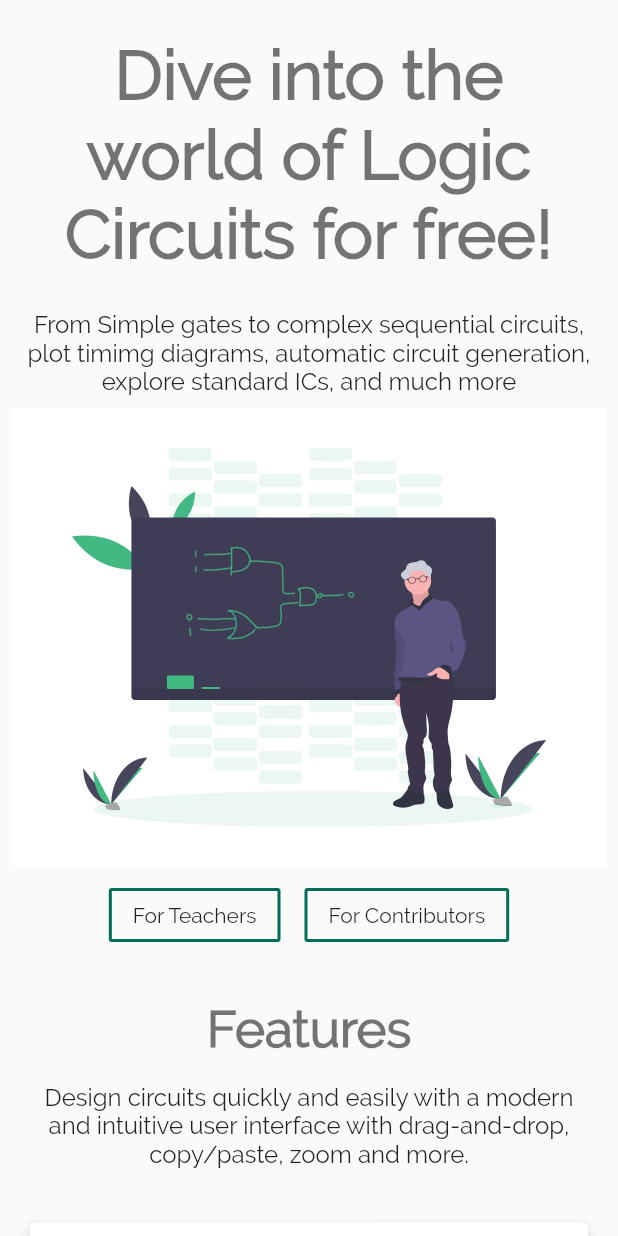
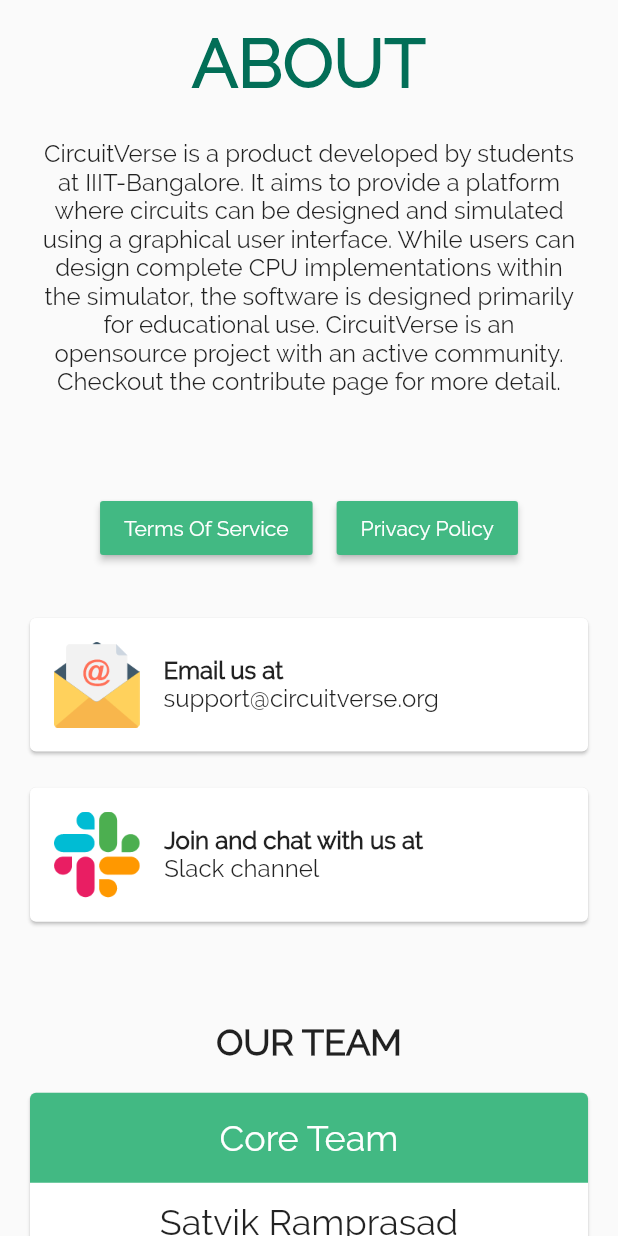
Before and after one commit to Nitish145/CV-Task, a Flutter app: the screen it shows after launch, on a phone screen of 412 x 824 dp. Run offline on Flutter 3.47's test engine with Material 2 defaults, Android fonts, the phone set to English and light mode, and no system bars; our stand-ins replace shared_preferences, timeago, transparent_image.

Commit message:
Adds About Page

```diff
--- /dev/null
+++ b/lib/about_page.dart
@@ -0,0 +1,147 @@
+import 'package:cv_projects_task/components/contribute_card_social.dart';
+import 'package:cv_projects_task/components/team_card.dart';
+import 'package:cv_projects_task/globals.dart';
+import 'package:cv_projects_task/models/team_member_model.dart';
+import 'package:flutter/material.dart';
+
+class AboutPage extends StatefulWidget {
+  @override
+  _AboutPageState createState() => _AboutPageState();
+}
+
+class _AboutPageState extends State<AboutPage> {
+  Widget getHeader() {
+    return Padding(
+      padding: const EdgeInsets.all(16.0),
+      child: Center(
+        child: Column(
+          children: <Widget>[
+            Text(
+              "ABOUT",
+              style: Theme.of(context).textTheme.display2.copyWith(
+                    fontWeight: FontWeight.bold,
+                    color: Theme.of(context).primaryColorDark,
+                  ),
+              textAlign: TextAlign.center,
+            ),
+            Padding(
+              padding: const EdgeInsets.symmetric(horizontal: 8, vertical: 24),
+              child: Text(
+                "CircuitVerse is a product developed by students at IIIT-Bangalore. It aims to provide a platform where circuits can be designed and simulated using a graphical user interface. While users can design complete CPU implementations within the simulator, the software is designed primarily for educational use. CircuitVerse is an opensource project with an active community. Checkout the contribute page for more detail.",
+                style: Theme.of(context).textTheme.subhead,
+                textAlign: TextAlign.center,
+              ),
+            ),
+          ],
+        ),
+      ),
+    );
+  }
+
+  Widget getTosAndPrivacyButtons() {
+    return Padding(
+      padding: const EdgeInsets.symmetric(vertical: 16),
+      child: Row(
+        mainAxisAlignment: MainAxisAlignment.center,
+        children: <Widget>[
+          Padding(
+            padding: const EdgeInsets.all(8.0),
+            child: RaisedButton(
+              child: Text(
+                "Terms Of Service",
+                style: TextStyle(color: Colors.white),
+              ),
+              color: Theme.of(context).primaryColor,
+              onPressed: () {
+                launchURL("https://circuitverse.org/tos");
+              },
+            ),
+          ),
+          Padding(
+            padding: const EdgeInsets.all(8.0),
+            child: RaisedButton(
+              child: Text(
+                "Privacy Policy",
+                style: TextStyle(color: Colors.white),
+              ),
+              color: Theme.of(context).primaryColor,
+              onPressed: () {
+                launchURL("https://circuitverse.org/privacy");
+              },
+            ),
+          ),
+        ],
+      ),
+    );
+  }
+
+  Widget getTeamsHeader() {
+    return Padding(
+      padding: const EdgeInsets.only(top: 54),
+      child: Text(
+        "OUR TEAM",
+        style: Theme.of(context)
+            .textTheme
+            .headline
+            .copyWith(fontWeight: FontWeight.bold),
+      ),
+    );
+  }
+
+  @override
+  Widget build(BuildContext context) {
+    return Scaffold(
+      body: SingleChildScrollView(
+        child: Column(
+          children: <Widget>[
+            getHeader(),
+            getTosAndPrivacyButtons(),
+            ContributeCardSocial(
+              imagePath: "assets/images/contribute/email.png",
+              cardHead: "Email us at",
+              cardDescription: "support@circuitverse.org",
+              url: "mailto:support@circuitverse.org",
+            ),
+            ContributeCardSocial(
+              imagePath: "assets/images/contribute/slack.png",
+              cardHead: "Join and chat with us at",
+              cardDescription: "Slack channel",
+              url:
+                  "https://join.slack.com/t/circuitverse-team/shared_invite/enQtNjc4MzcyNDE5OTA3LTdjYTM5NjFiZWZlZGI2MmU1MmYzYzczNmZlZDg5MjYxYmQ4ODRjMjQxM2UyMWI5ODUzODQzMDU2ZDEzNjI4NmE",
+            ),
+            getTeamsHeader(),
+            TeamCard(
+              teamHeading: "Core Team",
+              teamMembersList: [
+                TeamMemberModel("Satvik Ramprasad", "Product Manager"),
+                TeamMemberModel("Biswesh Mohapatra", "Lead Developer"),
+                TeamMemberModel(
+                    "Aditya Hegde", "SEO and Infrastructure Manager"),
+              ],
+            ),
+            TeamCard(
+              teamHeading: "Extended Team",
+              teamMembersList: [
+                TeamMemberModel("Vibhav Aggarwal", "Module developer"),
+                TeamMemberModel(
+                    "Abhishek Krishna", "UI designer and consultant"),
+                TeamMemberModel(
+                    "Aniruddha Mysore", "UI Designer and consultant"),
+                TeamMemberModel("Shreyas Gupta", "Logo Designer"),
+              ],
+            ),
+            TeamCard(
+              teamHeading: "Mentors",
+              teamMembersList: [
+                TeamMemberModel("Prof. Subhajit Sen", "Domain Expert"),
+                TeamMemberModel("Ramesh Sundararaman", "Brand Advisor"),
+                TeamMemberModel("Vikas Yadav", "Technical Advisor"),
+                TeamMemberModel("Gaurav Koley", "Technical Advisor"),
+              ],
+            ),
+          ],
+        ),
+      ),
+    );
+  }
+}
--- a/lib/components/contribute_card_donate.dart
+++ b/lib/components/contribute_card_donate.dart
@@ -1,5 +1,5 @@
+import 'package:cv_projects_task/globals.dart';
 import 'package:flutter/material.dart';
-import 'package:url_launcher/url_launcher.dart';
 
 class ContributeCardDonate extends StatelessWidget {
   final String logoPath;
@@ -12,14 +12,6 @@
     this.header,
     this.url,
   }) : super(key: key);
-
-  _launchURL(String url) async {
-    if (await canLaunch(url)) {
-      await launch(url);
-    } else {
-      throw 'Could not launch $url';
-    }
-  }
 
   @override
   Widget build(BuildContext context) {
@@ -36,7 +28,7 @@
           ),
           GestureDetector(
             onTap: () async {
-              await _launchURL(url);
+              await launchURL(url);
             },
             child: Container(
               decoration: BoxDecoration(
--- a/lib/components/contribute_card_social.dart
+++ b/lib/components/contribute_card_social.dart
@@ -1,5 +1,5 @@
+import 'package:cv_projects_task/globals.dart';
 import 'package:flutter/material.dart';
-import 'package:url_launcher/url_launcher.dart';
 
 class ContributeCardSocial extends StatelessWidget {
   final String imagePath;
@@ -15,19 +15,11 @@
     this.url,
   }) : super(key: key);
 
-  _launchURL(String url) async {
-    if (await canLaunch(url)) {
-      await launch(url);
-    } else {
-      throw 'Could not launch $url';
-    }
-  }
-
   @override
   Widget build(BuildContext context) {
     return GestureDetector(
       onTap: () async {
-        await _launchURL(url);
+        await launchURL(url);
       },
       child: Padding(
         padding: const EdgeInsets.symmetric(horizontal: 16, vertical: 8),
--- /dev/null
+++ b/lib/components/team_card.dart
@@ -0,0 +1,73 @@
+import 'package:cv_projects_task/models/team_member_model.dart';
+import 'package:flutter/material.dart';
+
+class TeamCard extends StatelessWidget {
+  final String teamHeading;
+  final List<TeamMemberModel> teamMembersList;
+
+  const TeamCard({Key key, this.teamHeading, this.teamMembersList})
+      : super(key: key);
+
+  @override
+  Widget build(BuildContext context) {
+    return Padding(
+      padding: const EdgeInsets.all(16.0),
+      child: Card(
+        child: Column(
+          children: <Widget>[
+            Container(
+              width: MediaQuery.of(context).size.width,
+              decoration: BoxDecoration(
+                color: Theme.of(context).primaryColor,
+                borderRadius: BorderRadius.only(
+                  topRight: Radius.circular(4),
+                  topLeft: Radius.circular(4),
+                ),
+              ),
+              child: Padding(
+                padding:
+                    const EdgeInsets.symmetric(horizontal: 8, vertical: 16),
+                child: Text(
+                  teamHeading,
+                  textAlign: TextAlign.center,
+                  style: Theme.of(context)
+                      .textTheme
+                      .headline
+                      .copyWith(color: Colors.white),
+                ),
+              ),
+            ),
+            Column(
+              children: teamMembersList.map((teamMember) {
+                return Padding(
+                  padding: const EdgeInsets.symmetric(vertical: 8),
+                  child: Column(
+                    children: <Widget>[
+                      Padding(
+                        padding: const EdgeInsets.all(4.0),
+                        child: Text(
+                          teamMember.memberName,
+                          style: Theme.of(context).textTheme.headline,
+                          textAlign: TextAlign.center,
+                        ),
+                      ),
+                      Padding(
+                        padding: const EdgeInsets.all(4.0),
+                        child: Text(
+                          "(${teamMember.memberDesignation})",
+                          style: Theme.of(context).textTheme.subhead,
+                          textAlign: TextAlign.center,
+                        ),
+                      ),
+                      Divider(),
+                    ],
+                  ),
+                );
+              }).toList(),
+            )
+          ],
+        ),
+      ),
+    );
+  }
+}
--- a/lib/globals.dart
+++ b/lib/globals.dart
@@ -1,7 +1,7 @@
 import 'package:flutter/material.dart';
+import 'package:url_launcher/url_launcher.dart';
 
 String url = "http://b233d3e3.ngrok.io";
-
 
 Map<int, Color> color = {
   50: Color.fromRGBO(66, 185, 131, .1),
@@ -15,3 +15,11 @@
   800: Color.fromRGBO(66, 185, 131, .9),
   900: Color.fromRGBO(66, 185, 131, 1),
 };
+
+launchURL(String url) async {
+  if (await canLaunch(url)) {
+    await launch(url);
+  } else {
+    throw 'Could not launch $url';
+  }
+}
--- a/lib/main.dart
+++ b/lib/main.dart
@@ -1,3 +1,4 @@
+import 'package:cv_projects_task/about_page.dart';
 import 'package:cv_projects_task/globals.dart';
 import 'package:cv_projects_task/home_page.dart';
 import 'package:flutter/material.dart';
@@ -19,7 +20,7 @@
         cursorColor: Color.fromRGBO(66, 185, 131, 1),
         fontFamily: 'Raleway',
       ),
-      home: SafeArea(child: HomePage()),
+      home: SafeArea(child: AboutPage()),
     );
   }
 }
--- /dev/null
+++ b/lib/models/team_member_model.dart
@@ -0,0 +1,9 @@
+class TeamMemberModel {
+  String memberName;
+  String memberDesignation;
+
+  TeamMemberModel(String memberName, String memberDesignation) {
+    this.memberName = memberName;
+    this.memberDesignation = memberDesignation;
+  }
+}
```
